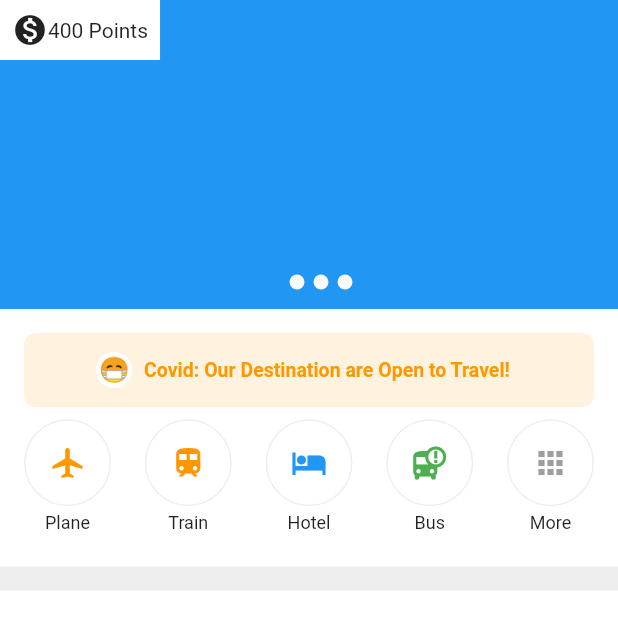
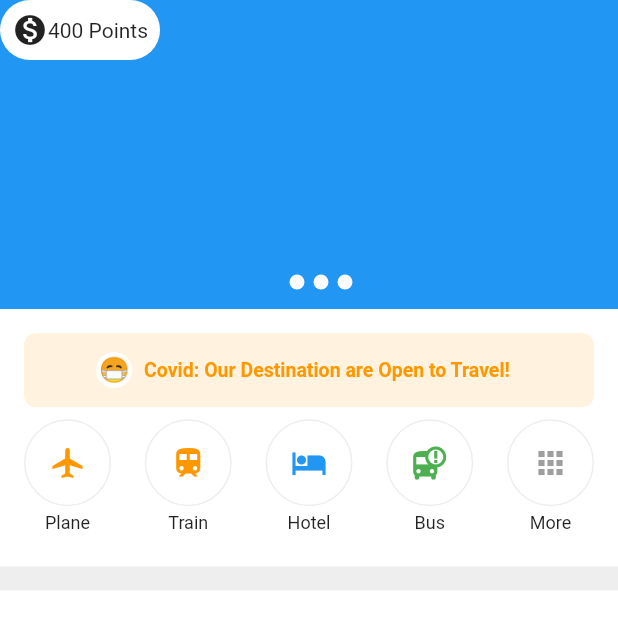
Before and after one commit to JAICHANGPARK/flutter_notebook_11th_story, a Flutter app: the screen it shows after launch, on a phone screen of 412 x 824 dp, the top half of it. Run offline on Flutter 3.47's test engine with Material 2 defaults, Android fonts, the phone set to English and light mode, and no system bars; our stand-ins replace backdrop, badges, flutter_inner_drawer, flutter_slidable, flutter_swiper, google_fonts.

Commit message:
Update ticket_booking_home_page.dart

```diff
--- a/lib/ep710_ticket_booking_app/ticket_booking_home_page.dart
+++ b/lib/ep710_ticket_booking_app/ticket_booking_home_page.dart
@@ -46,7 +46,8 @@ class _TicketBookingHomePageState extends State<TicketBookingHomePage> {
                             children: [
                               Container(
                                 decoration: BoxDecoration(
-                                  color: Colors.white
+                                  color: Colors.white,
+                                  borderRadius: BorderRadius.circular(24)
                                 ),
                                 padding: EdgeInsets.symmetric(vertical: 8, horizontal: 8),
                                 child:
```
